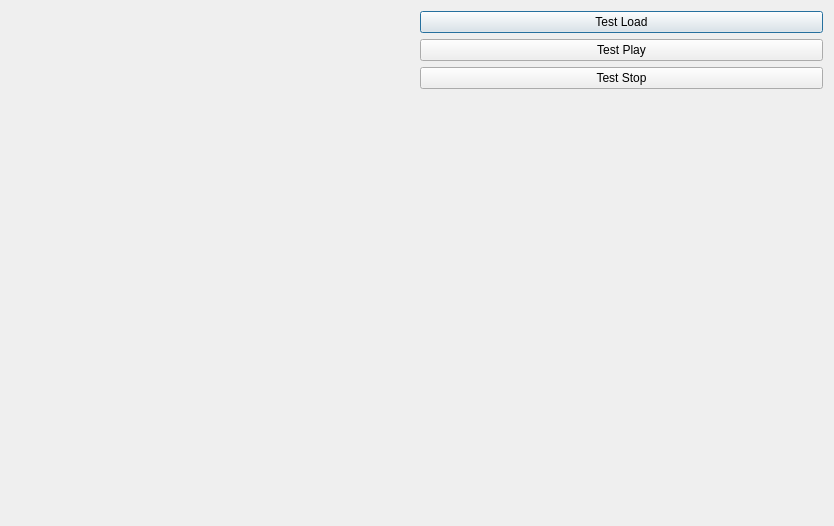
Old version of the form tape_window.ui in the repository ThKattanek/emu64.
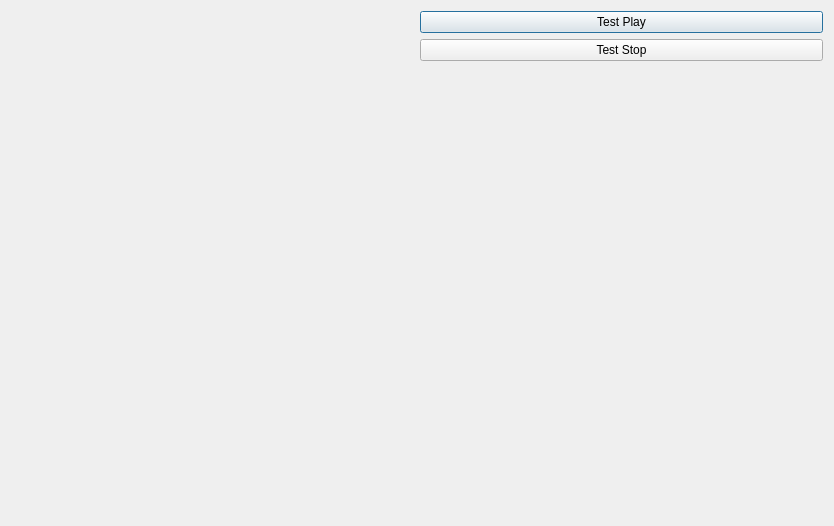
New version of the form. Custom widgets are drawn as their Qt base class.

Commit message: [ticket#45] Weiter an dem Import der Tape1530 Funktionalität gearbeitet.

Patch:
```diff
--- a/tape_window.ui
+++ b/tape_window.ui
@@ -19,13 +19,6 @@
    </item>
    <item>
     <layout class="QVBoxLayout" name="verticalLayout">
-     <item>
-      <widget class="QPushButton" name="pushButton">
-       <property name="text">
-        <string>Test Load</string>
-       </property>
-      </widget>
-     </item>
      <item>
       <widget class="QPushButton" name="pushButton_2">
        <property name="text">
```
The commit also changes 6 other files.
